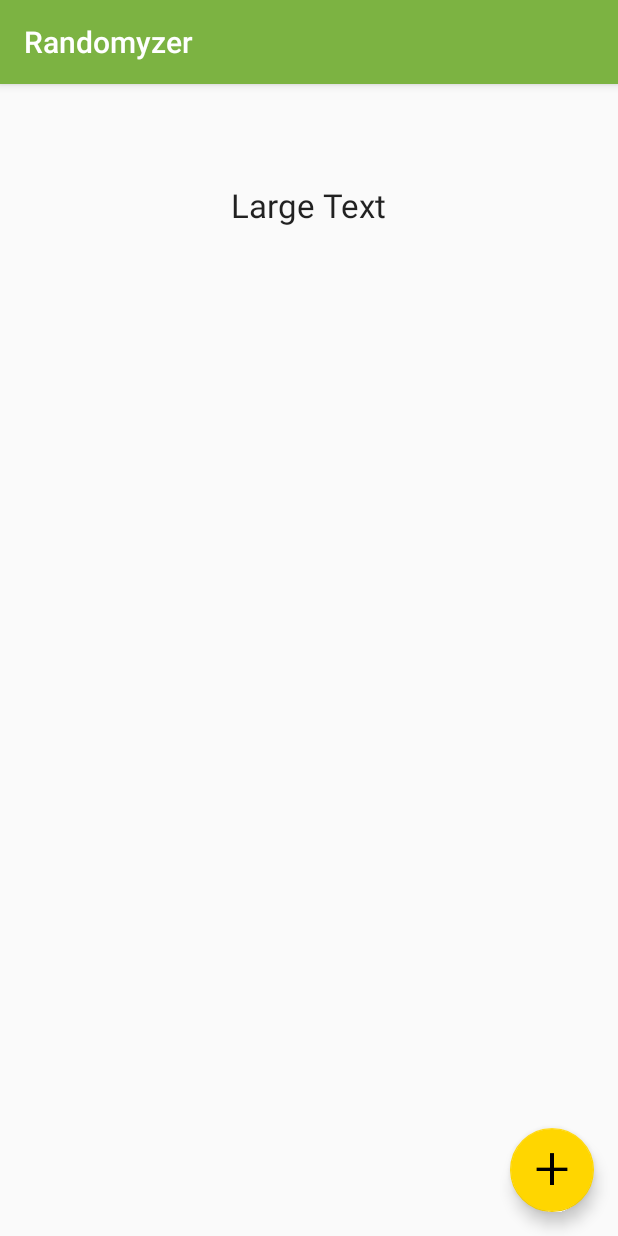
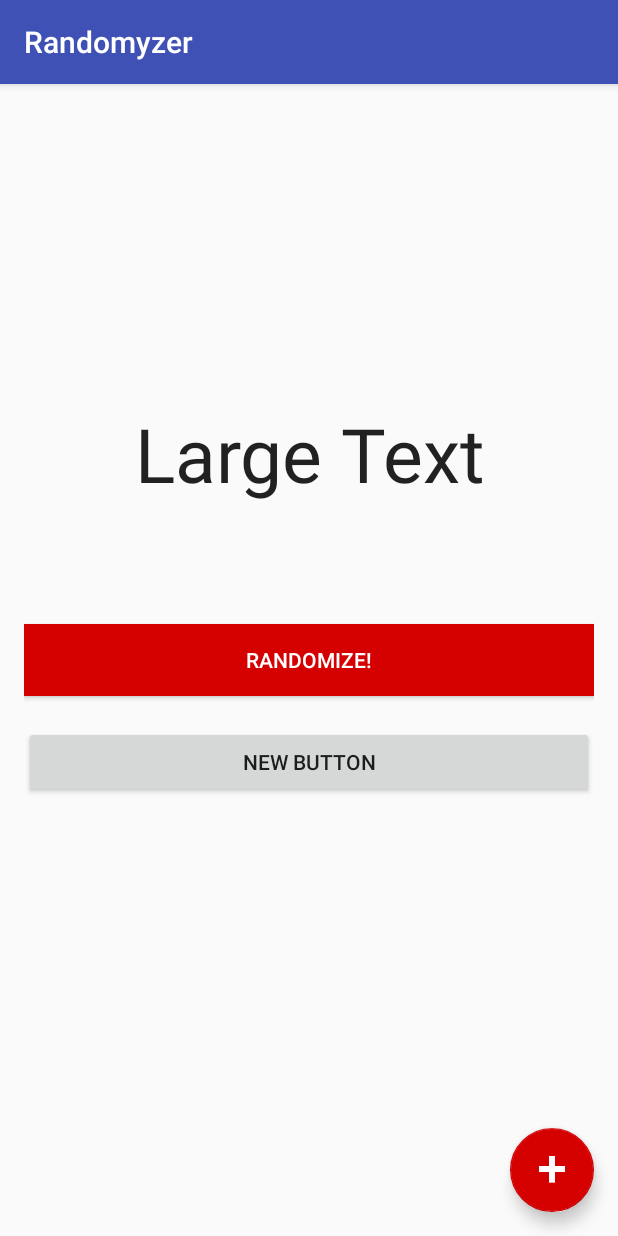
Before and after one commit to juliusvega998/randomizer, an Android app: the screen it shows after launch (MainActivity), on a phone screen of 412 x 824 dp. Run offline under Robolectric (Android 15) with nearby library versions, the phone set to English and light mode, and no system bars.

Commit message:
Added icon and logo. Added more components on layout

```diff
--- a/app/src/main/AndroidManifest.xml
+++ b/app/src/main/AndroidManifest.xml
@@ -7,7 +7,8 @@
         android:icon="@mipmap/ic_launcher"
         android:label="@string/app_name"
         android:supportsRtl="true"
-        android:theme="@style/AppTheme.NoActionBar">
+        android:theme="@style/AppTheme.NoActionBar"
+        android:screenOrientation="portrait">
         <activity android:name=".SplashScreenActivity">
             <intent-filter>
                 <action android:name="android.intent.action.MAIN" />
@@ -18,7 +19,8 @@
         <activity
             android:name=".MainActivity"
             android:label="@string/title_activity_main"
-            android:theme="@style/AppTheme.NoActionBar"></activity>
+            android:theme="@style/AppTheme.NoActionBar"
+            android:screenOrientation="portrait"></activity>
     </application>
 
 </manifest>
--- a/app/src/main/res/layout/activity_main.xml
+++ b/app/src/main/res/layout/activity_main.xml
@@ -29,6 +29,6 @@
         android:layout_height="wrap_content"
         android:layout_gravity="bottom|end"
         android:layout_margin="@dimen/fab_margin"
-        android:src="@drawable/plus" />
+        android:src="@drawable/plus_white" />
 
 </android.support.design.widget.CoordinatorLayout>
--- a/app/src/main/res/layout/activity_splash_screen.xml
+++ b/app/src/main/res/layout/activity_splash_screen.xml
@@ -16,6 +16,16 @@
         android:textAppearance="?android:attr/textAppearanceLarge"
         android:text="@string/app_name"
         android:id="@+id/textView"
+        android:textColor="@color/white"
+        android:layout_alignBottom="@+id/imageView"
+        android:layout_centerHorizontal="true"
+        android:layout_marginBottom="87dp" />
+
+    <ImageView
+        android:layout_width="wrap_content"
+        android:layout_height="wrap_content"
+        android:id="@+id/imageView"
+        android:src="@drawable/logo"
         android:layout_centerVertical="true"
         android:layout_centerHorizontal="true" />
 </RelativeLayout>
--- a/app/src/main/res/layout/content_main.xml
+++ b/app/src/main/res/layout/content_main.xml
@@ -17,8 +17,35 @@
         android:layout_height="wrap_content"
         android:textAppearance="?android:attr/textAppearanceLarge"
         android:text="Large Text"
-        android:id="@+id/textView2"
-        android:layout_alignParentTop="true"
+        android:id="@+id/result"
+        android:layout_above="@+id/randomize"
         android:layout_centerHorizontal="true"
-        android:layout_marginTop="50dp" />
+        android:layout_marginBottom="80dp"
+        android:layout_alignParentEnd="true"
+        android:layout_alignParentStart="true"
+        android:gravity="center_vertical|center_horizontal"
+        android:textSize="50dp" />
+
+    <Button
+        android:layout_width="wrap_content"
+        android:layout_height="wrap_content"
+        android:text="@string/randomize_text"
+        android:id="@+id/randomize"
+        android:layout_centerVertical="true"
+        android:layout_centerHorizontal="true"
+        android:background="@color/colorAccent"
+        android:textColor="@color/white"
+        android:layout_alignParentEnd="true"
+        android:layout_alignParentStart="true" />
+
+    <Button
+        android:layout_width="wrap_content"
+        android:layout_height="wrap_content"
+        android:text="New Button"
+        android:id="@+id/button"
+        android:layout_below="@+id/randomize"
+        android:layout_centerHorizontal="true"
+        android:layout_marginTop="20dp"
+        android:layout_alignParentEnd="true"
+        android:layout_alignParentStart="true" />
 </RelativeLayout>
--- a/app/src/main/res/values/colors.xml
+++ b/app/src/main/res/values/colors.xml
@@ -1,8 +1,8 @@
 <?xml version="1.0" encoding="utf-8"?>
 <resources>
-    <color name="colorPrimary">#7cb342</color>
-    <color name="colorPrimaryDark">#33691E</color>
-    <color name="colorAccent">#FFD600</color>
+    <color name="colorPrimary">#3F51B5</color>
+    <color name="colorPrimaryDark">#1A237E</color>
+    <color name="colorAccent">#D50000</color>
     <color name="white">#FFFFFF</color>
     <color name="black">#000000</color>
     <color name="grey">#888888</color>
--- a/app/src/main/res/values/strings.xml
+++ b/app/src/main/res/values/strings.xml
@@ -1,4 +1,5 @@
 <resources>
     <string name="app_name">Randomyzer</string>
     <string name="title_activity_main">Randomyzer</string>
+    <string name="randomize_text">RANDOMIZE!</string>
 </resources>
```
Also changed, not shown: app/src/main/res/drawable/logo.png (added), app/src/main/res/drawable/plus.png (deleted), app/src/main/res/drawable/plus_black.png (added), app/src/main/res/drawable/plus_white.png (added), app/src/main/res/mipmap-hdpi/ic_launcher.png, app/src/main/res/mipmap-mdpi/ic_launcher.png, app/src/main/res/mipmap-xhdpi/ic_launcher.png, app/src/main/res/mipmap-xxhdpi/ic_launcher.png, app/src/main/res/mipmap-xxxhdpi/ic_launcher.png.
